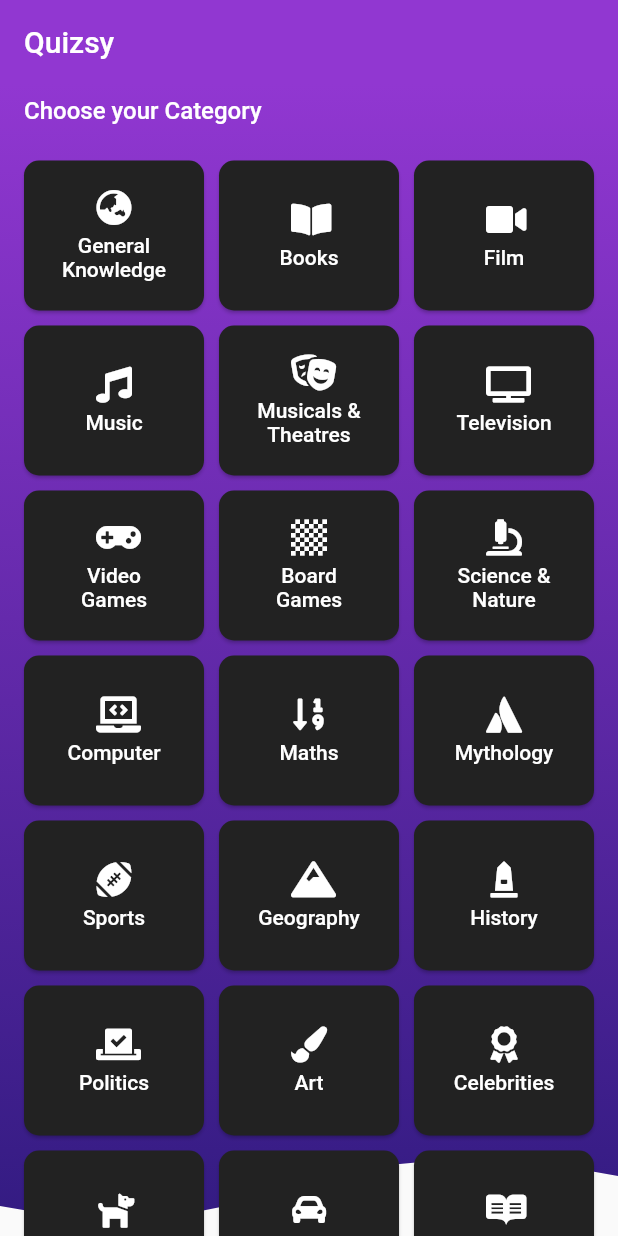
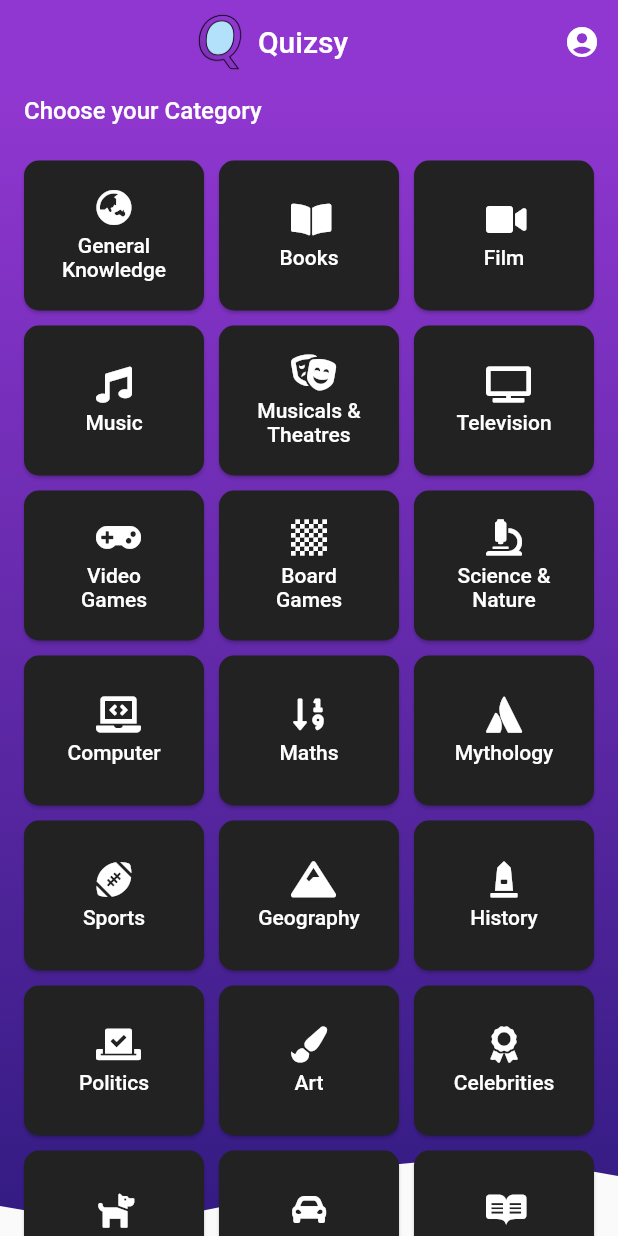
Before and after one commit to Aimireal/Quizsy, a Flutter app: the screen it shows after launch, on a phone screen of 412 x 824 dp. Run offline on Flutter 3.47's test engine with Material 2 defaults, Android fonts, the phone set to English and light mode, and no system bars; drawn by our look-alikes of auto_size_text; our stand-ins replace flutter_custom_clippers, font_awesome_flutter, html_unescape; Roboto replaces fonts that are missing (Montserrat).

Commit message:
Added a login screen

```diff
--- a/lib/screens/homepage.dart
+++ b/lib/screens/homepage.dart
@@ -5,6 +5,7 @@ import 'package:auto_size_text/auto_size_text.dart';
 import 'package:quizapp/models/categories.dart';
 import 'package:quizapp/utils/constants.dart';
 import 'package:quizapp/widgets/options.dart';
+import 'package:quizapp/screens/login_screen.dart';
 
 
 class HomePage extends StatelessWidget{
@@ -22,12 +23,41 @@ class HomePage extends StatelessWidget{
     Colors.brown
   ];
 
-   @override
+  @override
   Widget build(BuildContext context){
     return Scaffold(
       appBar: AppBar(
-        title: Text(appName),
+        title: Row(
+          mainAxisAlignment: MainAxisAlignment.center,
+          children: [
+            Image.asset(
+              'assets/quizsylogo.png',
+              fit: BoxFit.contain,
+              height: 40,
+            ),
+            Container(
+              padding: const EdgeInsets.all(5.0),
+              child: Text("Quizsy"),
+            )
+          ],
+        ),
         elevation: 0,
+        actions: <Widget>[
+          IconButton(
+            icon: Icon(
+              Icons.account_circle_rounded,
+              color: Colors.white
+            ),
+            onPressed: (){
+              Navigator.push(
+                context,
+                MaterialPageRoute(
+                  builder: (context) => LoginScreen(),
+                )
+              );
+            },
+          )
+        ]
       ),
       body: Stack(
         children: <Widget>[
--- a/pubspec.yaml
+++ b/pubspec.yaml
@@ -41,7 +41,7 @@ dev_dependencies:
 
 # Flutter Icons Config
 flutter_icons:
-  android: "launcher_icon"
+  android: "ic_launcher"
   ios: true
   image_path: "assets/quizsylogo.png"
 
@@ -56,6 +56,8 @@ flutter:
   # included with your application, so that you can use the icons in
   # the material Icons class.
   uses-material-design: true
+  assets:
+    - assets/
 
   # To add assets to your application, add an assets section, like this:
   # assets:
```
Also changed, not shown: lib/screens/quiz_page.dart (+7 -4 lines), 22 other files.
